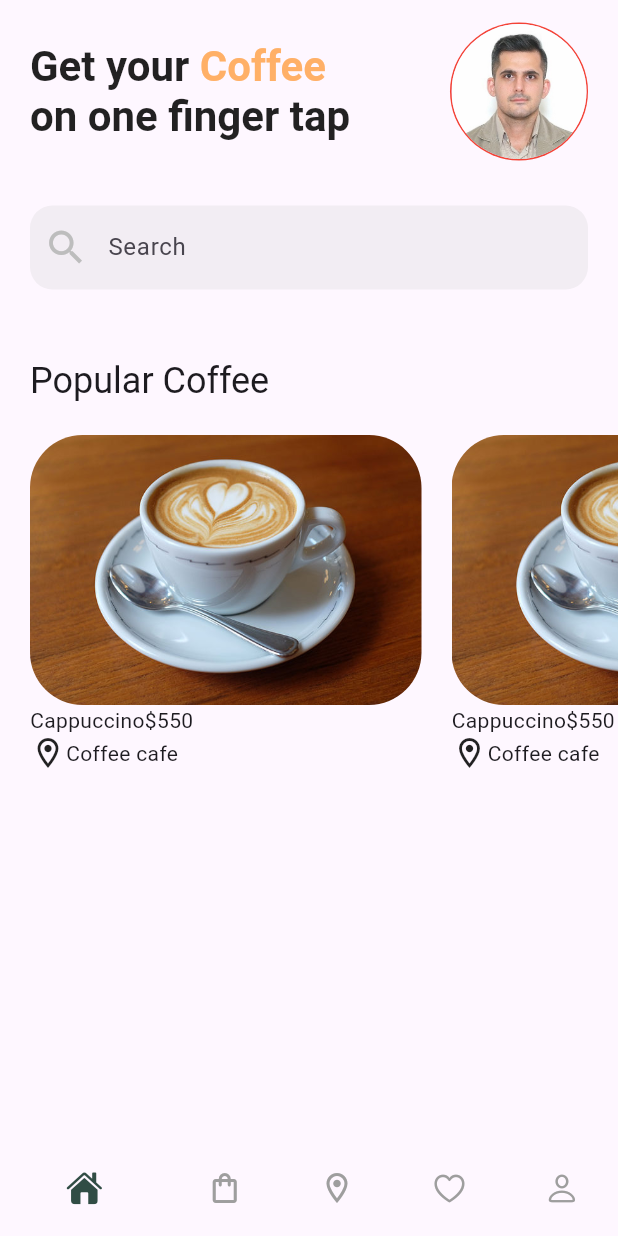
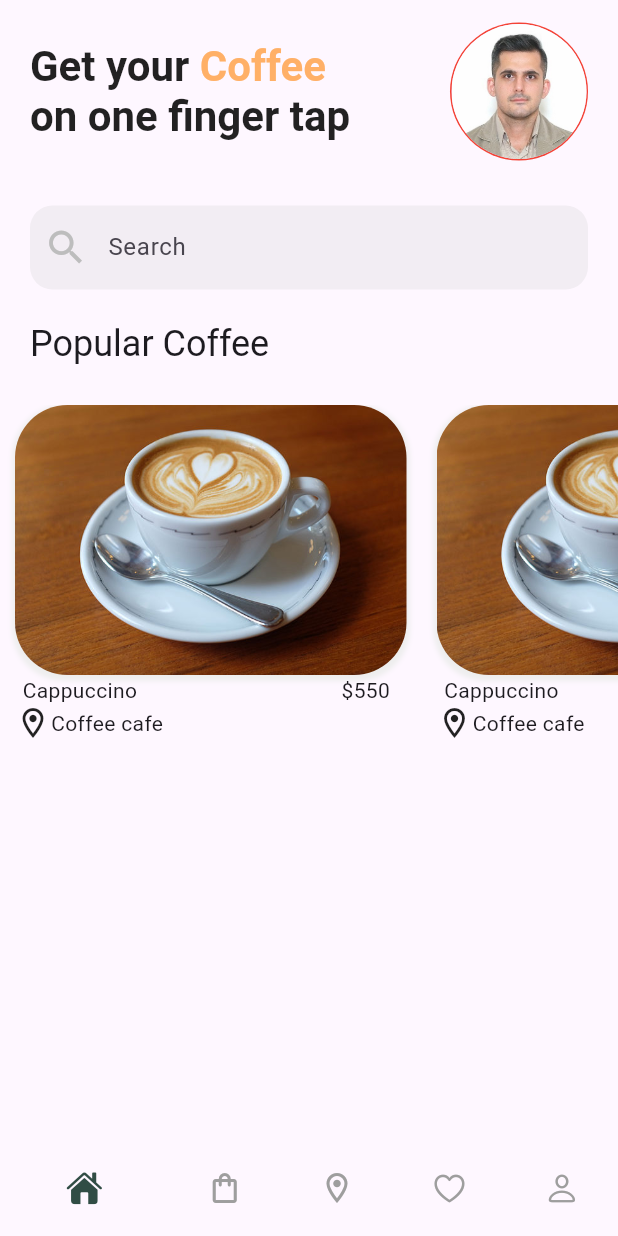
Before and after one commit to mes71/cup_coffee, a Flutter app: the screen it shows after launch, on a phone screen of 412 x 824 dp. Run offline on Flutter 3.47's test engine with Material 2 defaults, Android fonts, the phone set to English and light mode, and no system bars; our stand-ins replace bloc, dio, equatable, flutter_bloc.

```diff
--- a/lib/ui/screens/home/home_screen.dart
+++ b/lib/ui/screens/home/home_screen.dart
@@ -101,20 +101,25 @@ class HomeScreen extends StatelessWidget {
 
           Container(
             height: 350,
-            padding: const EdgeInsets.fromLTRB(20, 30, 0, 30),
             child: Column(
               crossAxisAlignment: CrossAxisAlignment.stretch,
               mainAxisAlignment: MainAxisAlignment.start,
               children: [
-                Text(
+                Padding(
+                  padding:
+                      const EdgeInsets.symmetric(horizontal: 20, vertical: 5),
+                  child: Text(
                     "Popular Coffee",
                     style: Theme.of(context).textTheme.headlineSmall,
                   ),
+                ),
                 20.toHeight,
                 Expanded(
-                    child: ListView.separated(
+                    child: ListView.builder(
                         scrollDirection: Axis.horizontal,
-                        itemBuilder: (context, index) => Column(
+                        itemBuilder: (context, index) => Container(
+                              padding: EdgeInsets.symmetric(horizontal: 10),
+                              child: Column(
                                 crossAxisAlignment: CrossAxisAlignment.start,
                                 mainAxisAlignment: MainAxisAlignment.start,
                                 children: [
@@ -123,28 +128,42 @@ class HomeScreen extends StatelessWidget {
                                     height: 180,
                                     decoration: BoxDecoration(
                                         borderRadius: BorderRadius.circular(35),
+                                        boxShadow: [
+                                          BoxShadow(
+                                              color: Colors.grey.shade200,
+                                              offset: Offset(0, 2),
+                                              blurRadius: 2,
+                                              spreadRadius: 2)
+                                        ],
                                         image: DecorationImage(
                                             image: AssetImage(
                                                 Assets.imagesCappochino),
                                             fit: BoxFit.cover)),
                                   ),
-                                Row(
+                                  Container(
+                                    padding:
+                                        EdgeInsets.symmetric(horizontal: 5),
+                                    width: 255,
+                                    child: Row(
                                       mainAxisAlignment:
                                           MainAxisAlignment.spaceBetween,
-                                  mainAxisSize: MainAxisSize.max,
-
-
-                                  children: [Text("Cappuccino"),Text("\$550")],
+                                      children: [
+                                        Text("Cappuccino"),
+                                        Text("\$550")
+                                      ],
+                                    ),
                                   ),
                                   Row(
                                     children: [
-                                    Icon(Icons.location_on_outlined),
+                                      Icon(
+                                        Icons.location_on_outlined,
+                                      ),
                                       Text("Coffee cafe")
                                     ],
                                   )
                                 ],
                               ),
-                        separatorBuilder: (context, index) => 20.toWidth,
+                            ),
                         itemCount: 10))
               ],
             ),
```
Lines whose indentation alone changed are shown as unchanged.
